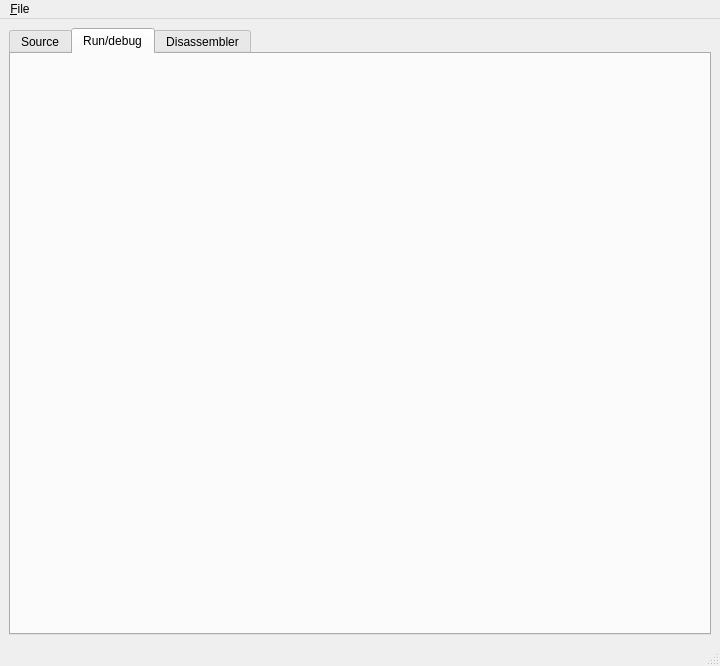
This is gui/main.ui in be9/mix-machine as Qt 5 draws it before an edit. The edited form follows.
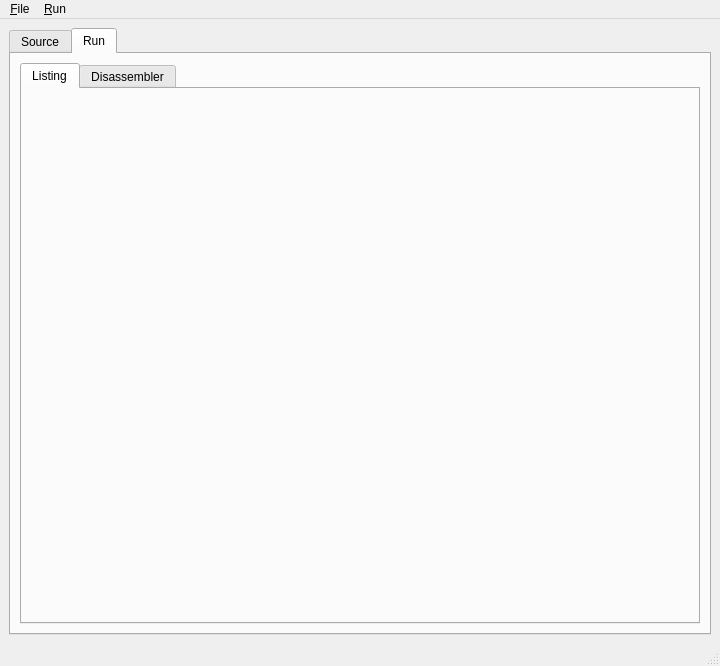
This is the edited form. The open tabs and pages were chosen to show the change.

Commit message: gui: Run tab with Listing and Disasm

Diff of the .ui file:
```diff
--- a/gui/main.ui
+++ b/gui/main.ui
@@ -31,13 +31,27 @@
       </widget>
       <widget class="QWidget" name="tab_dbg" >
        <attribute name="title" >
-        <string>Run/debug</string>
+        <string>Run</string>
        </attribute>
-      </widget>
-      <widget class="QWidget" name="tab_disasm" >
-       <attribute name="title" >
-        <string>Disassembler</string>
-       </attribute>
+       <layout class="QHBoxLayout" >
+        <item>
+         <widget class="QTabWidget" name="tabWidget_2" >
+          <property name="currentIndex" >
+           <number>0</number>
+          </property>
+          <widget class="QWidget" name="tab" >
+           <attribute name="title" >
+            <string>Listing</string>
+           </attribute>
+          </widget>
+          <widget class="QWidget" name="tab_2" >
+           <attribute name="title" >
+            <string>Disassembler</string>
+           </attribute>
+          </widget>
+         </widget>
+        </item>
+       </layout>
       </widget>
      </widget>
     </item>
@@ -49,7 +63,7 @@
      <x>0</x>
      <y>0</y>
      <width>720</width>
-     <height>29</height>
+     <height>30</height>
     </rect>
    </property>
    <widget class="QMenu" name="menu_File" >
@@ -64,7 +78,14 @@
     <addaction name="separator" />
     <addaction name="action_Quit" />
    </widget>
+   <widget class="QMenu" name="menuRun" >
+    <property name="title" >
+     <string>&amp;Run</string>
+    </property>
+    <addaction name="action_Assemble" />
+   </widget>
    <addaction name="menu_File" />
+   <addaction name="menuRun" />
   </widget>
   <widget class="QStatusBar" name="statusbar" />
   <action name="action_New" >
```
Left out of the diff: 5 changed lines with no effect on the pictures.
